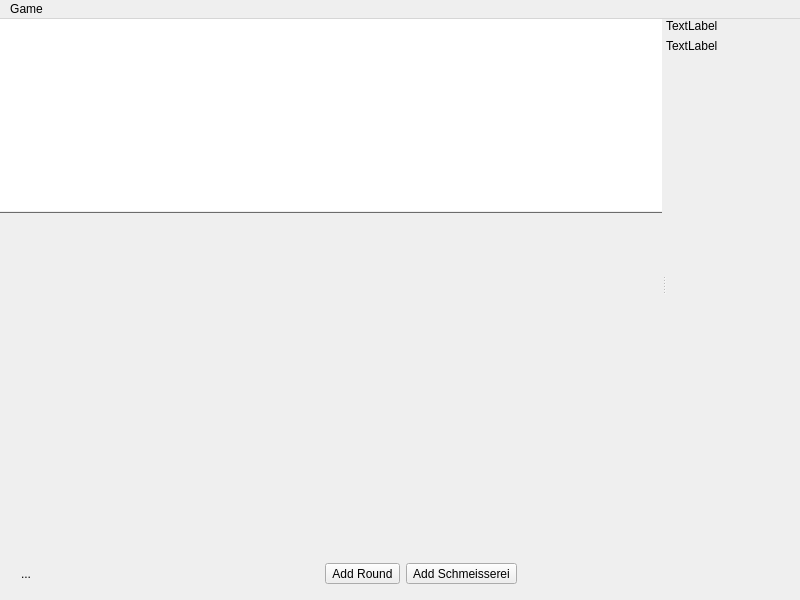
This is src/ui/game/gamewindow.ui in lbproductions/psnewmodel as Qt 5 draws it before an edit. The edited form follows.
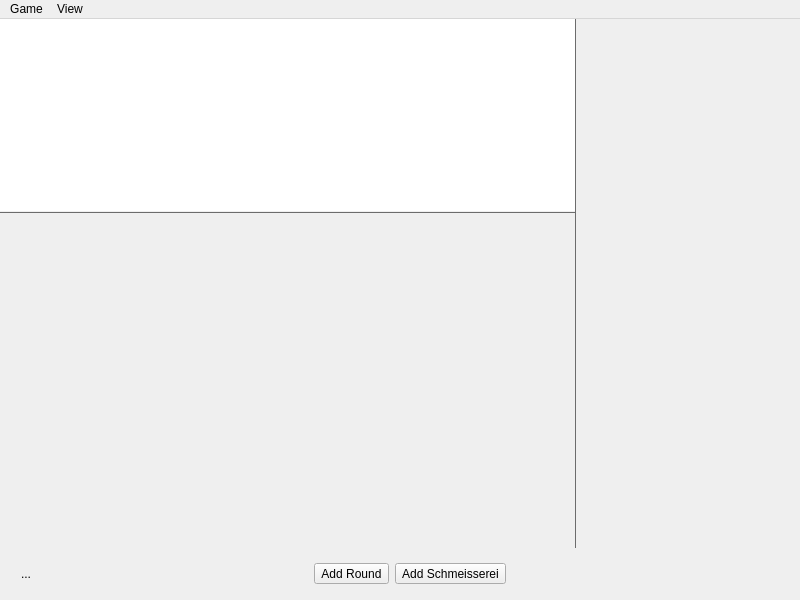
This is the edited form. Icons and pictures are not drawn. Custom widgets are drawn as their Qt base class.

Commit message: Added a toggable sidebar

Patch:
```diff
--- a/src/ui/game/gamewindow.ui
+++ b/src/ui/game/gamewindow.ui
@@ -28,9 +28,12 @@
 color:white;
 font-size: 19px;
 }
-QToolButton#toolButtonState {
+QToolButton#toolButtonState, QToolButton#toolButtonToggleSidebar {
 border: none;
 background: none;
+}
+QSplitter:handle {
+background-color: rgb(108,108,108);
 }</string>
   </property>
   <widget class="QWidget" name="centralwidget">
@@ -43,9 +46,18 @@
     </property>
     <item>
      <widget class="QSplitter" name="splitter">
+      <property name="frameShape">
+       <enum>QFrame::Box</enum>
+      </property>
+      <property name="lineWidth">
+       <number>0</number>
+      </property>
       <property name="orientation">
        <enum>Qt::Horizontal</enum>
       </property>
+      <property name="handleWidth">
+       <number>1</number>
+      </property>
       <widget class="QWidget" name="verticalLayoutWidget">
        <layout class="QVBoxLayout" name="verticalLayout">
         <property name="spacing">
@@ -117,12 +129,12 @@
           <property name="widgetResizable">
            <bool>true</bool>
           </property>
-          <widget class="QWidget" name="scrollAreaWidgetContents">
+          <widget class="GraphAxis" name="scrollAreaWidgetContents">
            <property name="geometry">
             <rect>
              <x>0</x>
              <y>0</y>
-             <width>593</width>
+             <width>597</width>
              <height>330</height>
             </rect>
            </property>
@@ -155,37 +167,7 @@
         </item>
        </layout>
       </widget>
-      <widget class="QWidget" name="widget" native="true">
-       <layout class="QVBoxLayout" name="verticalLayout_2">
-        <item>
-         <widget class="QLabel" name="label">
-          <property name="text">
-           <string>TextLabel</string>
-          </property>
-         </widget>
-        </item>
-        <item>
-         <widget class="QLabel" name="label_2">
-          <property name="text">
-           <string>TextLabel</string>
-          </property>
-         </widget>
-        </item>
-        <item>
-         <spacer name="verticalSpacer">
-          <property name="orientation">
-           <enum>Qt::Vertical</enum>
-          </property>
-          <property name="sizeHint" stdset="0">
-           <size>
-            <width>20</width>
-            <height>40</height>
-           </size>
-          </property>
-         </spacer>
-        </item>
-       </layout>
-      </widget>
+      <widget class="ShadowFrame" name="widgetStatisticsFrame" native="true"/>
      </widget>
     </item>
     <item>
@@ -291,6 +273,34 @@
          </property>
         </spacer>
        </item>
+       <item>
+        <widget class="QToolButton" name="toolButtonToggleSidebar">
+         <property name="minimumSize">
+          <size>
+           <width>17</width>
+           <height>16</height>
+          </size>
+         </property>
+         <property name="maximumSize">
+          <size>
+           <width>17</width>
+           <height>16</height>
+          </size>
+         </property>
+         <property name="text">
+          <string/>
+         </property>
+         <property name="iconSize">
+          <size>
+           <width>17</width>
+           <height>16</height>
+          </size>
+         </property>
+         <property name="toolButtonStyle">
+          <enum>Qt::ToolButtonTextOnly</enum>
+         </property>
+        </widget>
+       </item>
        <item>
         <widget class="QLabel" name="labelClock">
          <property name="text">
@@ -320,7 +330,14 @@
     <addaction name="actionAdd_round"/>
     <addaction name="actionAdd_schmeisserei"/>
    </widget>
+   <widget class="QMenu" name="menuView">
+    <property name="title">
+     <string>View</string>
+    </property>
+    <addaction name="actionToggleSidebar"/>
+   </widget>
    <addaction name="menuGame"/>
+   <addaction name="menuView"/>
   </widget>
   <action name="actionPlayPause">
    <property name="icon">
@@ -350,6 +367,15 @@
     <string>Ctrl+A</string>
    </property>
   </action>
+  <action name="actionToggleSidebar">
+   <property name="icon">
+    <iconset resource="../../resource/statusbar/statusbar.qrc">
+     <normaloff>:/statusbar/sidebar-left.png</normaloff>:/statusbar/sidebar-left.png</iconset>
+   </property>
+   <property name="text">
+    <string>Hide sidebar</string>
+   </property>
+  </action>
  </widget>
  <customwidgets>
   <customwidget>
@@ -370,6 +396,12 @@
    <header location="global">ui/game/graphaxis.h</header>
    <container>1</container>
   </customwidget>
+  <customwidget>
+   <class>ShadowFrame</class>
+   <extends>QWidget</extends>
+   <header location="global">ui/widgets/shadowframe.h</header>
+   <container>1</container>
+  </customwidget>
  </customwidgets>
  <resources>
   <include location="../../resource/statusbar/statusbar.qrc"/>
```
The commit also changes 16 other files.
